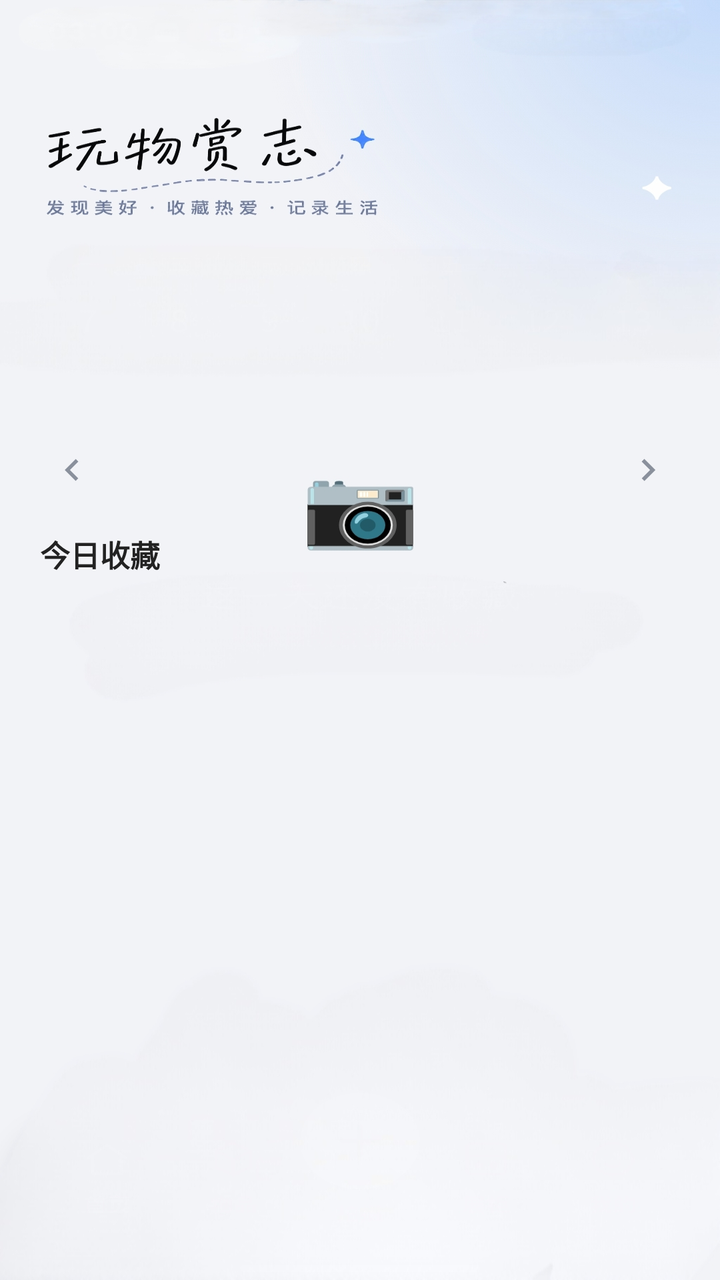
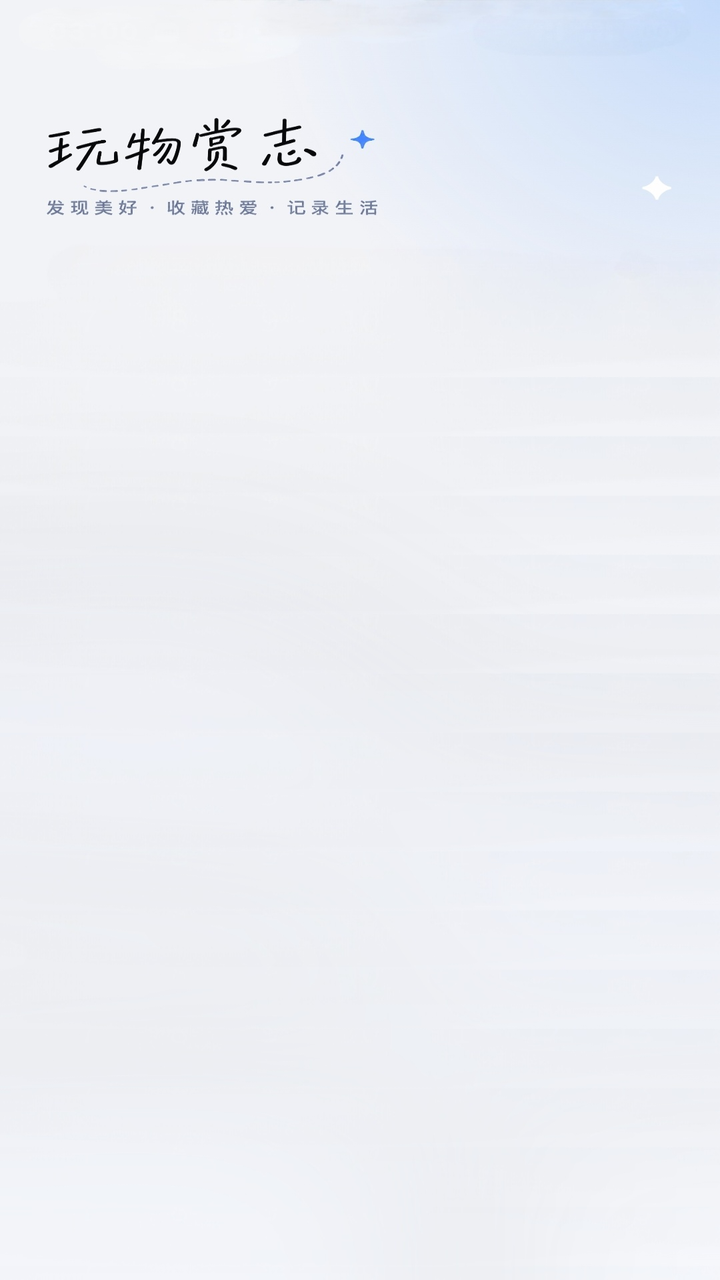

Two renders of the same Android screen: before a commit and after it. Below are the layout's source before the change and the commit's diff.
<!-- AndroidManifest.xml: application theme Theme.GunplaLog -->
<!-- res/layout/view_home.xml -->
<?xml version="1.0" encoding="utf-8"?>
<FrameLayout xmlns:android="http://schemas.android.com/apk/res/android"
    android:layout_width="match_parent"
    android:layout_height="match_parent">

    
    <ImageView
        android:id="@+id/ivHomeReferenceBg"
        android:layout_width="match_parent"
        android:layout_height="match_parent"
        android:contentDescription="首页背景"
        android:scaleType="fitXY"
        android:src="@drawable/home_reference" />

    
    <LinearLayout
        android:layout_width="match_parent"
        android:layout_height="match_parent"
        android:orientation="vertical"
        android:paddingTop="214dp">

        <LinearLayout
            android:layout_width="match_parent"
            android:layout_height="42dp"
            android:gravity="center_vertical"
            android:orientation="horizontal"
            android:paddingLeft="18dp"
            android:paddingRight="18dp">

            <ImageView
                android:id="@+id/btnPrevWeek"
                android:layout_width="36dp"
                android:layout_height="36dp"
                android:background="?attr/selectableItemBackgroundBorderless"
                android:contentDescription="上一周"
                android:padding="7dp"
                android:src="@drawable/ic_arrow_left" />

            <TextView
                android:id="@+id/tvMonthTitle"
                android:layout_width="0dp"
                android:layout_height="wrap_content"
                android:layout_weight="1"
                android:gravity="center"
                android:textColor="#333333"
                android:textSize="15sp"
                android:textStyle="bold" />

            <ImageView
                android:id="@+id/btnNextWeek"
                android:layout_width="36dp"
                android:layout_height="36dp"
                android:background="?attr/selectableItemBackgroundBorderless"
                android:contentDescription="下一周"
                android:padding="7dp"
                android:src="@drawable/ic_arrow_right" />
        </LinearLayout>

        <LinearLayout
            android:id="@+id/calendarContainer"
            android:layout_width="match_parent"
            android:layout_height="wrap_content"
            android:orientation="vertical"
            android:paddingLeft="12dp"
            android:paddingRight="12dp" />

        <TextView
            android:id="@+id/tvHomeDateLabel"
            android:layout_width="match_parent"
            android:layout_height="wrap_content"
            android:paddingLeft="20dp"
            android:paddingTop="10dp"
            android:paddingBottom="4dp"
            android:text="@string/home_date_label"
            android:textColor="#222222"
            android:textSize="15sp"
            android:textStyle="bold" />

        <FrameLayout
            android:layout_width="match_parent"
            android:layout_height="0dp"
            android:layout_weight="1">

            <androidx.recyclerview.widget.RecyclerView
                android:id="@+id/rvHome"
                android:layout_width="match_parent"
                android:layout_height="match_parent"
                android:clipToPadding="false"
                android:paddingTop="8dp"
                android:paddingBottom="8dp" />

            <LinearLayout
                android:id="@+id/homeEmpty"
                android:layout_width="wrap_content"
                android:layout_height="wrap_content"
                android:layout_gravity="center"
                android:gravity="center_horizontal"
                android:orientation="vertical"
                android:visibility="gone">

                <TextView
                    android:layout_width="wrap_content"
                    android:layout_height="wrap_content"
                    android:text="☀️"
                    android:textSize="42sp" />

                <TextView
                    android:id="@+id/tvHomeEmpty"
                    android:layout_width="wrap_content"
                    android:layout_height="wrap_content"
                    android:layout_marginTop="10dp"
                    android:text="@string/home_empty_today"
                    android:textColor="#8A909C"
                    android:textSize="15sp" />

                <TextView
                    android:layout_width="wrap_content"
                    android:layout_height="wrap_content"
                    android:layout_marginTop="6dp"
                    android:text="@string/home_empty_hint"
                    android:textColor="#AAB0BC"
                    android:textSize="13sp" />
            </LinearLayout>
        </FrameLayout>
    </LinearLayout>
</FrameLayout>
<!-- resources referenced by this layout -->
<resources>
  <!-- drawable home_reference: jpg bitmap (drawable-nodpi, 245490 bytes) -->
  <!-- drawable ic_arrow_left (drawable) -->
  <?xml version="1.0" encoding="utf-8"?>
  <vector xmlns:android="http://schemas.android.com/apk/res/android"
      android:width="24dp" android:height="24dp"
      android:viewportWidth="24" android:viewportHeight="24">
      <path android:fillColor="#8A909C"
          android:pathData="M15.41,7.41L14,6l-6,6 6,6 1.41,-1.41L10.83,12z" />
  </vector>
  <!-- drawable ic_arrow_right (drawable) -->
  <?xml version="1.0" encoding="utf-8"?>
  <vector xmlns:android="http://schemas.android.com/apk/res/android"
      android:width="24dp" android:height="24dp"
      android:viewportWidth="24" android:viewportHeight="24">
      <path android:fillColor="#8A909C"
          android:pathData="M8.59,16.59L10,18l6,-6 -6,-6 -1.41,1.41L13.17,12z" />
  </vector>
  <string name="home_date_label">今日收藏</string>
  <string name="home_empty_hint">☀️ 切换日期，查看其他收藏</string>
  <string name="home_empty_today">这天还没有收藏</string>
  <style name="Theme.GunplaLog" parent="Theme.Material3.DayNight.NoActionBar">
          <item name="colorPrimary">@color/primary</item>
          
          <item name="android:statusBarColor">@android:color/transparent</item>
          <item name="android:windowLightStatusBar">false</item>
          <item name="android:navigationBarColor">@android:color/transparent</item>
      </style>
  <color name="primary">#1E4FD6</color>
</resources>

<!-- the commit's change to res/layout/view_home.xml (unified diff, before → after) -->
@@ -5,7 +5,6 @@
 
     
     <ImageView
-        android:id="@+id/ivHomeReferenceBg"
         android:layout_width="match_parent"
         android:layout_height="match_parent"
         android:contentDescription="首页背景"
@@ -17,69 +16,21 @@
         android:layout_width="match_parent"
         android:layout_height="match_parent"
         android:orientation="vertical"
-        android:paddingTop="214dp">
-
-        <LinearLayout
-            android:layout_width="match_parent"
-            android:layout_height="42dp"
-            android:gravity="center_vertical"
-            android:orientation="horizontal"
-            android:paddingLeft="18dp"
-            android:paddingRight="18dp">
-
-            <ImageView
-                android:id="@+id/btnPrevWeek"
-                android:layout_width="36dp"
-                android:layout_height="36dp"
-                android:background="?attr/selectableItemBackgroundBorderless"
-                android:contentDescription="上一周"
-                android:padding="7dp"
-                android:src="@drawable/ic_arrow_left" />
-
-            <TextView
-                android:id="@+id/tvMonthTitle"
-                android:layout_width="0dp"
-                android:layout_height="wrap_content"
-                android:layout_weight="1"
-                android:gravity="center"
-                android:textColor="#333333"
-                android:textSize="15sp"
-                android:textStyle="bold" />
-
-            <ImageView
-                android:id="@+id/btnNextWeek"
-                android:layout_width="36dp"
-                android:layout_height="36dp"
-                android:background="?attr/selectableItemBackgroundBorderless"
-                android:contentDescription="下一周"
-                android:padding="7dp"
-                android:src="@drawable/ic_arrow_right" />
-        </LinearLayout>
+        android:paddingTop="126dp">
 
         <LinearLayout
             android:id="@+id/calendarContainer"
             android:layout_width="match_parent"
             android:layout_height="wrap_content"
             android:orientation="vertical"
-            android:paddingLeft="12dp"
-            android:paddingRight="12dp" />
-
-        <TextView
-            android:id="@+id/tvHomeDateLabel"
-            android:layout_width="match_parent"
-            android:layout_height="wrap_content"
-            android:paddingLeft="20dp"
-            android:paddingTop="10dp"
-            android:paddingBottom="4dp"
-            android:text="@string/home_date_label"
-            android:textColor="#222222"
-            android:textSize="15sp"
-            android:textStyle="bold" />
+            android:paddingLeft="30dp"
+            android:paddingRight="30dp" />
 
         <FrameLayout
             android:layout_width="match_parent"
             android:layout_height="0dp"
-            android:layout_weight="1">
+            android:layout_weight="1"
+            android:layout_marginTop="38dp">
 
             <androidx.recyclerview.widget.RecyclerView
                 android:id="@+id/rvHome"
@@ -93,33 +44,35 @@
                 android:id="@+id/homeEmpty"
                 android:layout_width="wrap_content"
                 android:layout_height="wrap_content"
-                android:layout_gravity="center"
+                android:layout_gravity="center_horizontal"
+                android:layout_marginTop="94dp"
                 android:gravity="center_horizontal"
                 android:orientation="vertical"
                 android:visibility="gone">
 
-                <TextView
-                    android:layout_width="wrap_content"
-                    android:layout_height="wrap_content"
-                    android:text="☀️"
-                    android:textSize="42sp" />
+                
+                <ImageView
+                    android:layout_width="72dp"
+                    android:layout_height="72dp"
+                    android:contentDescription="@string/photo_camera"
+                    android:src="@drawable/ic_empty_camera" />
 
                 <TextView
                     android:id="@+id/tvHomeEmpty"
                     android:layout_width="wrap_content"
                     android:layout_height="wrap_content"
-                    android:layout_marginTop="10dp"
+                    android:layout_marginTop="18dp"
                     android:text="@string/home_empty_today"
-                    android:textColor="#8A909C"
-                    android:textSize="15sp" />
+                    android:textColor="#222222"
+                    android:textSize="18sp" />
 
                 <TextView
                     android:layout_width="wrap_content"
                     android:layout_height="wrap_content"
-                    android:layout_marginTop="6dp"
+                    android:layout_marginTop="8dp"
                     android:text="@string/home_empty_hint"
-                    android:textColor="#AAB0BC"
-                    android:textSize="13sp" />
+                    android:textColor="#7F8B9B"
+                    android:textSize="14sp" />
             </LinearLayout>
         </FrameLayout>
     </LinearLayout>
<!-- resource entries referenced after the edit -->
@@ -1,25 +1,26 @@
 <!-- resources referenced by this layout -->
 <resources>
-  <!-- drawable home_reference: jpg bitmap (drawable-nodpi, 245490 bytes) -->
-  <!-- drawable ic_arrow_left (drawable) -->
+  <!-- drawable home_reference: jpg bitmap (drawable-nodpi, 117663 bytes) -->
+  <!-- drawable ic_empty_camera (drawable) -->
   <?xml version="1.0" encoding="utf-8"?>
   <vector xmlns:android="http://schemas.android.com/apk/res/android"
-      android:width="24dp" android:height="24dp"
-      android:viewportWidth="24" android:viewportHeight="24">
-      <path android:fillColor="#8A909C"
-          android:pathData="M15.41,7.41L14,6l-6,6 6,6 1.41,-1.41L10.83,12z" />
+      android:width="72dp"
+      android:height="72dp"
+      android:viewportWidth="24"
+      android:viewportHeight="24">
+      <path
+          android:fillColor="#9AA0AC"
+          android:pathData="M9,3L7.17,5H4C2.9,5 2,5.9 2,7v12c0,1.1 0.9,2 2,2h16c1.1,0 2,-0.9 2,-2V7c0,-1.1 -0.9,-2 -2,-2h-3.17L15,3H9zM12,18c-2.76,0 -5,-2.24 -5,-5s2.24,-5 5,-5 5,2.24 5,5 -2.24,5 -5,5z" />
+      <path
+          android:fillColor="#5D6B7B"
+          android:pathData="M12,10c-1.66,0 -3,1.34 -3,3s1.34,3 3,3 3,-1.34 3,-3 -1.34,-3 -3,-3z" />
+      <path
+          android:fillColor="#67B7C8"
+          android:pathData="M12,11c-1.1,0 -2,0.9 -2,2s0.9,2 2,2 2,-0.9 2,-2 -0.9,-2 -2,-2z" />
   </vector>
-  <!-- drawable ic_arrow_right (drawable) -->
-  <?xml version="1.0" encoding="utf-8"?>
-  <vector xmlns:android="http://schemas.android.com/apk/res/android"
-      android:width="24dp" android:height="24dp"
-      android:viewportWidth="24" android:viewportHeight="24">
-      <path android:fillColor="#8A909C"
-          android:pathData="M8.59,16.59L10,18l6,-6 -6,-6 -1.41,1.41L13.17,12z" />
-  </vector>
-  <string name="home_date_label">今日收藏</string>
   <string name="home_empty_hint">☀️ 切换日期，查看其他收藏</string>
   <string name="home_empty_today">这天还没有收藏</string>
+  <string name="photo_camera">📷 拍照</string>
   <style name="Theme.GunplaLog" parent="Theme.Material3.DayNight.NoActionBar">
           <item name="colorPrimary">@color/primary</item>
           
